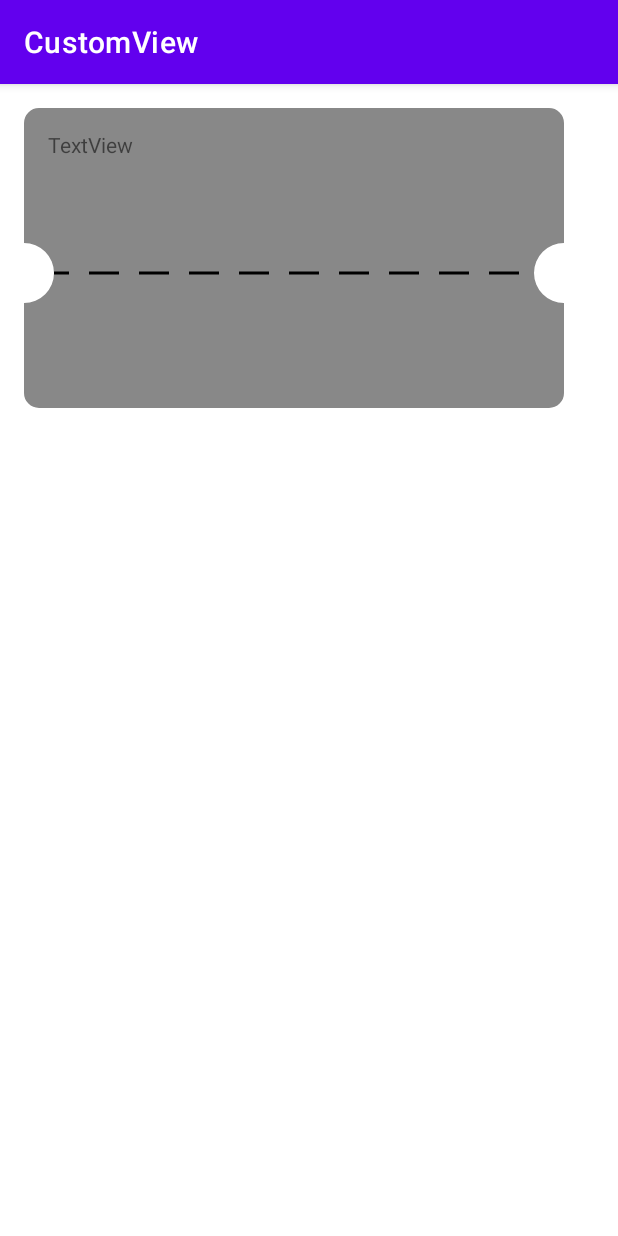
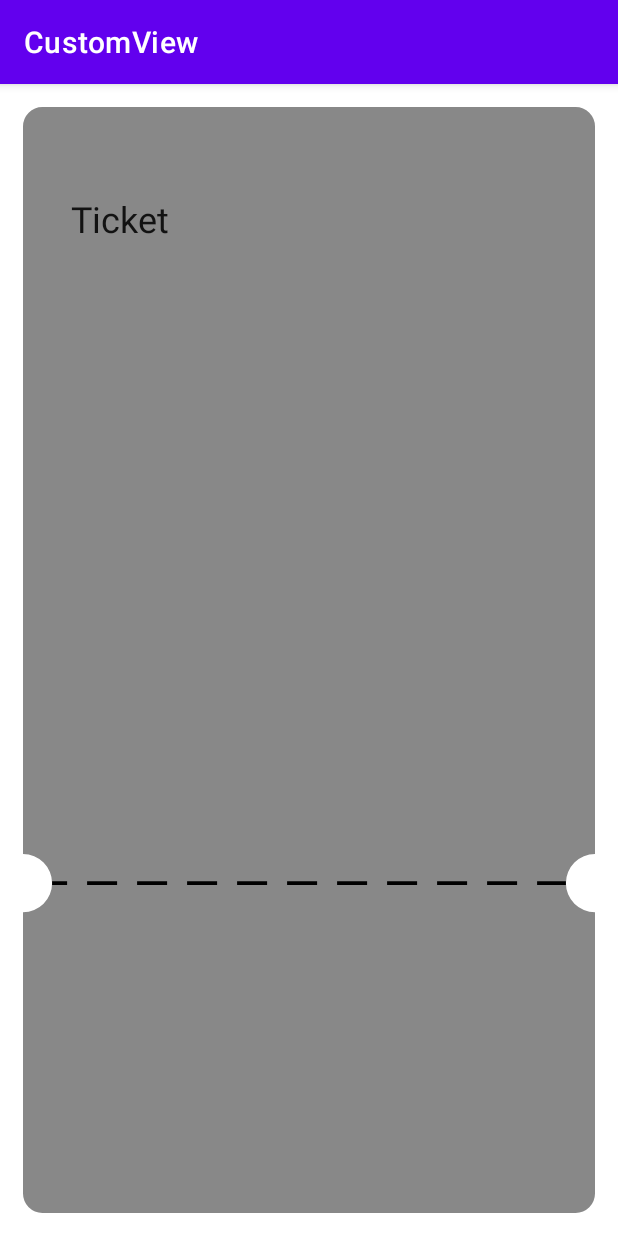
Before and after one commit to fast050/DrawShape, an Android app: the screen it shows after launch (MainActivity), on a phone screen of 412 x 824 dp. Run offline under Robolectric (Android 15) with nearby library versions, the phone set to English and light mode, and no system bars.

Commit message:
working on make shape dynamic

```diff
--- a/app/src/main/res/layout/activity_main.xml
+++ b/app/src/main/res/layout/activity_main.xml
@@ -8,36 +8,30 @@
 
     <com.example.customview.TicketBackGroundShape
         android:id="@+id/ticketBackGroundShape"
-        android:layout_width="360dp"
-        android:layout_height="200dp"
-        app:ticketShapeHeight="200"
-        app:ticketDividerHeight="110"
+        android:layout_width="match_parent"
+        android:layout_margin="15dp"
+        android:layout_height="match_parent"
+        app:ticketShapeHeight="570"
+        app:ticketDividerHeight="400"
+        app:ticketInternalRadius="10dp"
         app:layout_constraintBottom_toBottomOf="parent"
         app:layout_constraintEnd_toEndOf="parent"
-        app:layout_constraintHorizontal_bias="0.313"
         app:ticketCornerShape="round"
         app:layout_constraintStart_toStartOf="parent"
         app:layout_constraintTop_toTopOf="parent"
-        app:layout_constraintVertical_bias="0.028" />
-
-    <com.example.customview.InteractiveDrawingBackground
-        android:layout_width="wrap_content"
-        android:layout_height="0dp"
-        app:layout_constraintBottom_toBottomOf="parent"
-        app:layout_constraintStart_toStartOf="parent"
-        app:layout_constraintTop_toBottomOf="@+id/ticketBackGroundShape"
-        app:layout_constraintVertical_bias="0.0" />
+         />
 
     <TextView
         android:id="@+id/textView"
+        style="@style/TextAppearance.AppCompat.Headline"
         android:layout_width="wrap_content"
         android:layout_height="wrap_content"
-        android:text="TextView"
+        android:text="Ticket"
         app:layout_constraintBottom_toBottomOf="@+id/ticketBackGroundShape"
         app:layout_constraintEnd_toEndOf="@+id/ticketBackGroundShape"
-        app:layout_constraintHorizontal_bias="0.052"
+        app:layout_constraintHorizontal_bias="0.101"
         app:layout_constraintStart_toStartOf="@+id/ticketBackGroundShape"
         app:layout_constraintTop_toTopOf="@+id/ticketBackGroundShape"
-        app:layout_constraintVertical_bias="0.08" />
+        app:layout_constraintVertical_bias="0.082" />
 
 </androidx.constraintlayout.widget.ConstraintLayout>
```
